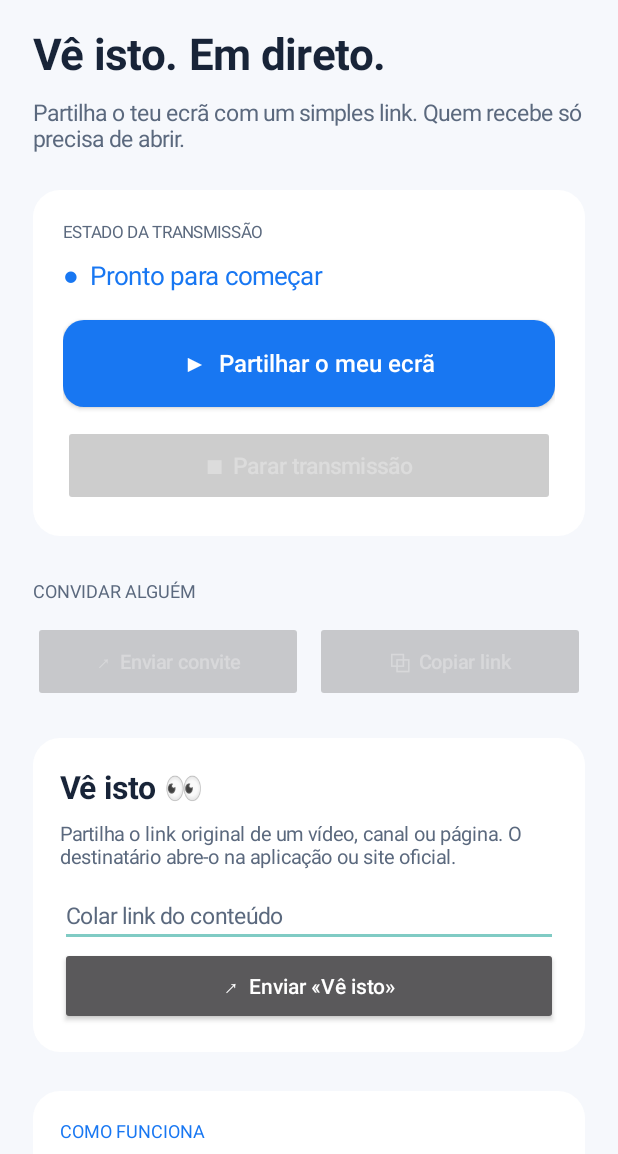
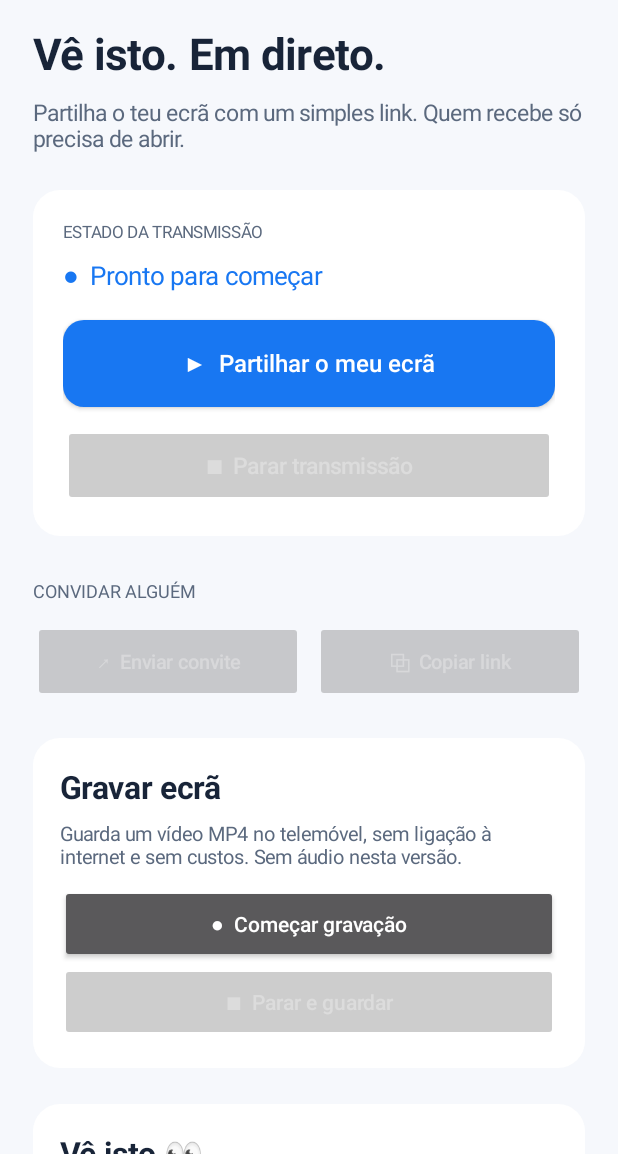
Before and after one commit to AMREIS1978/livestream, an Android app: the screen it shows after launch (MainActivity), on a phone screen of 412 x 824 dp, the part 82-1236 px from its top. Run offline under Robolectric (Android 15) with nearby library versions, the light colour scheme and no system bars.

Commit message:
Add one-tap screen recording and stop/save controls to LiveStream UI

```diff
--- a/app/src/main/java/art/miguelreis/livestream/MainActivity.kt
+++ b/app/src/main/java/art/miguelreis/livestream/MainActivity.kt
@@ -14,6 +14,9 @@ import java.util.UUID
 class MainActivity : Activity() {
  private val requestCode = 123
  private val overlayRequestCode = 124
+ private val recordRequestCode = 125
+ private lateinit var recordButton:Button
+ private lateinit var stopRecordButton:Button
  private var overlayPrompted = false
  private lateinit var status: TextView
  private lateinit var startButton: Button
@@ -81,6 +84,15 @@ class MainActivity : Activity() {
   startActivityForResult(mgr.createScreenCaptureIntent(), requestCode)
  }
 
+ private fun beginRecording(){
+  val mgr=getSystemService(MEDIA_PROJECTION_SERVICE) as MediaProjectionManager
+  startActivityForResult(mgr.createScreenCaptureIntent(),recordRequestCode)
+ }
+ private fun stopRecording(){
+  startService(Intent(this,RecordService::class.java).apply{action="STOP"})
+  recordButton.isEnabled=true;stopRecordButton.isEnabled=false
+  Toast.makeText(this,"A guardar em Filmes / LiveStream",Toast.LENGTH_LONG).show()
+ }
  private fun stopSharing() {
   startService(Intent(this, CaptureService::class.java).apply { action = "STOP" })
   session = ""
@@ -151,6 +163,23 @@ class MainActivity : Activity() {
   actions.addView(inviteButton,LinearLayout.LayoutParams(0,dp(54),1f))
   actions.addView(copyButton,LinearLayout.LayoutParams(0,dp(54),1f).apply {marginStart=dp(8)})
   inviteAction=inviteButton;copyAction=copyButton
+  val recordCard=LinearLayout(this).apply {
+   orientation=LinearLayout.VERTICAL;background=rounded(cardColor)
+   setPadding(dp(18),dp(18),dp(18),dp(18))
+  }
+  root.addView(recordCard,LinearLayout.LayoutParams(-1,-2).apply{topMargin=dp(24)})
+  recordCard.addView(label("Gravar ecrã",21f).apply{setTypeface(null,android.graphics.Typeface.BOLD)})
+  recordCard.addView(label("Guarda um vídeo MP4 no telemóvel, sem ligação à internet e sem custos. Sem áudio nesta versão.",13f,muted).apply{setPadding(0,dp(8),0,dp(10))})
+  recordButton=Button(this).apply{
+   text="●  Começar gravação";isAllCaps=false
+   setOnClickListener{beginRecording()}
+  }
+  recordCard.addView(recordButton,LinearLayout.LayoutParams(-1,dp(52)))
+  stopRecordButton=Button(this).apply{
+   text="■  Parar e guardar";isAllCaps=false;isEnabled=false
+   setOnClickListener{stopRecording()}
+  }
+  recordCard.addView(stopRecordButton,LinearLayout.LayoutParams(-1,dp(52)))
   val contentCard=LinearLayout(this).apply {
    orientation=LinearLayout.VERTICAL;background=rounded(cardColor)
    setPadding(dp(18),dp(18),dp(18),dp(18))
@@ -186,6 +215,14 @@ class MainActivity : Activity() {
  override fun onActivityResult(requestCode: Int, resultCode: Int, data: Intent?) {
   super.onActivityResult(requestCode, resultCode, data)
   if(requestCode==overlayRequestCode){begin();return}
+  if(requestCode==recordRequestCode){
+   if(resultCode==RESULT_OK && data!=null){
+    startForegroundService(Intent(this,RecordService::class.java).apply{putExtra("resultCode",resultCode);putExtra("resultData",data)})
+    recordButton.isEnabled=false;stopRecordButton.isEnabled=true
+    Toast.makeText(this,"Gravação iniciada",Toast.LENGTH_SHORT).show()
+   }
+   return
+  }
   if (requestCode != this.requestCode) return
   if (resultCode == RESULT_OK && data != null) {
    startForegroundService(Intent(this, CaptureService::class.java).apply {
```
